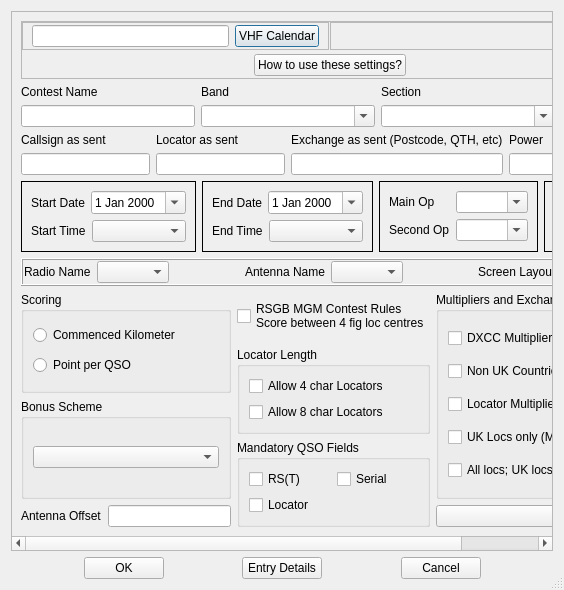
Before: the Qt Designer form mqt/MqtLogger/contestdetails.ui in Rsclub22/Minos2-Mirror, drawn with Qt 5.
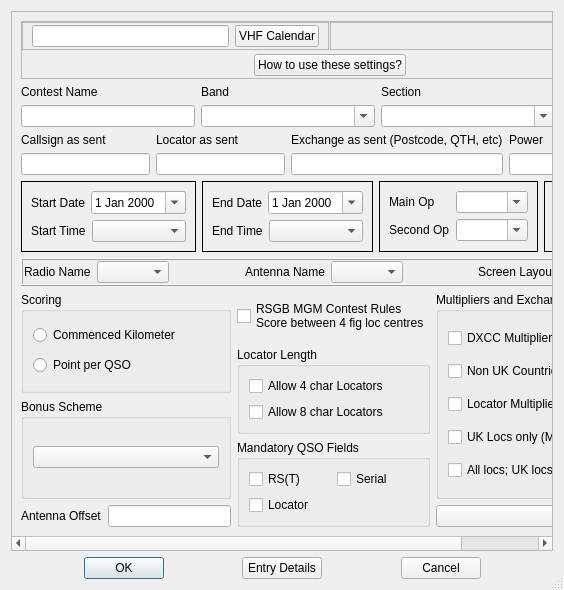
After: the same form once the commit is applied. Custom widgets are drawn as their Qt base class.

Commit message: set OK buttons as default

The edit to the form file:
```diff
--- a/mqt/MqtLogger/contestdetails.ui
+++ b/mqt/MqtLogger/contestdetails.ui
@@ -30,7 +30,7 @@
        <rect>
         <x>0</x>
         <y>0</y>
-        <width>599</width>
+        <width>587</width>
         <height>551</height>
        </rect>
       </property>
@@ -902,6 +902,9 @@
        <property name="text">
         <string>OK</string>
        </property>
+       <property name="default">
+        <bool>true</bool>
+       </property>
       </widget>
      </item>
      <item>
```
The commit also changes 12 other files.
